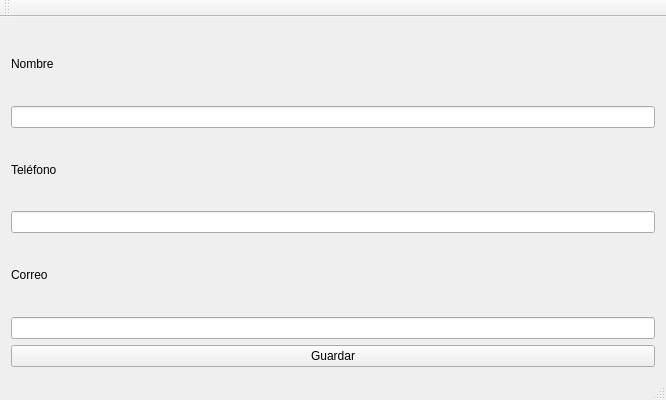
First picture: the form in Lab 7/Lab7.ui, repository YirethLM/Progra1-Lab7, before the edit.
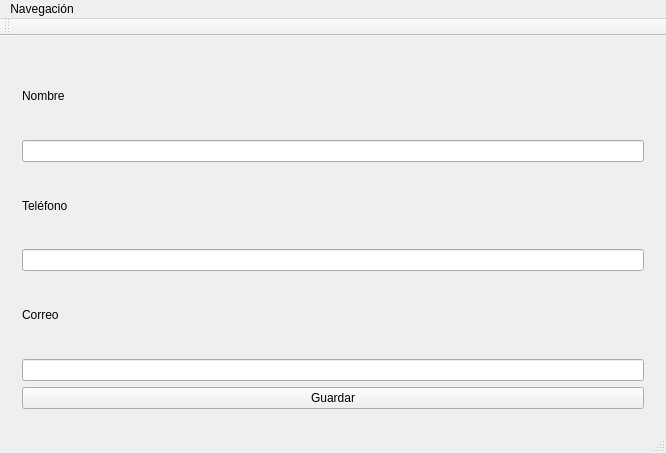
Second picture: the form after the edit.

Commit message: Paso 10: menú de navegación con QStackedWidget

Patch:
```diff
--- a/Lab 7/Lab7.ui
+++ b/Lab 7/Lab7.ui
@@ -7,7 +7,7 @@
     <x>0</x>
     <y>0</y>
     <width>666</width>
-    <height>400</height>
+    <height>453</height>
    </rect>
   </property>
   <property name="windowTitle">
@@ -16,6 +16,13 @@
   <widget class="QWidget" name="centralWidget">
    <layout class="QVBoxLayout" name="verticalLayout">
     <item>
+     <widget class="QStackedWidget" name="stackedWidget">
+      <property name="currentIndex">
+       <number>0</number>
+      </property>
+      <widget class="QWidget" name="pageRegistrar">
+       <layout class="QVBoxLayout" name="verticalLayout_2">
+        <item>
      <widget class="QLabel" name="lblNombre">
       <property name="text">
        <string>Nombre</string>
@@ -54,6 +61,11 @@
     </item>
    </layout>
   </widget>
+      <widget class="QWidget" name="pageHistorial"/>
+     </widget>
+    </item>
+   </layout>
+  </widget>
   <widget class="QMenuBar" name="menuBar">
    <property name="geometry">
     <rect>
@@ -63,6 +75,20 @@
      <height>21</height>
     </rect>
    </property>
+   <widget class="QMenu" name="menuNavegaci_n">
+    <property name="title">
+     <string>Navegación</string>
+    </property>
+    <addaction name="separator"/>
+    <addaction name="actionRegistrar"/>
+    <addaction name="separator"/>
+    <addaction name="actionHistorial"/>
+    <addaction name="separator"/>
+    <addaction name="actionEditar"/>
+    <addaction name="separator"/>
+    <addaction name="actionEliminar"/>
+   </widget>
+   <addaction name="menuNavegaci_n"/>
   </widget>
   <widget class="QToolBar" name="mainToolBar">
    <attribute name="toolBarArea">
```
Left out of the diff: 20 changed lines with no effect on the pictures. Lines whose indentation alone changed are shown as unchanged. The commit also changes 2 other files.
